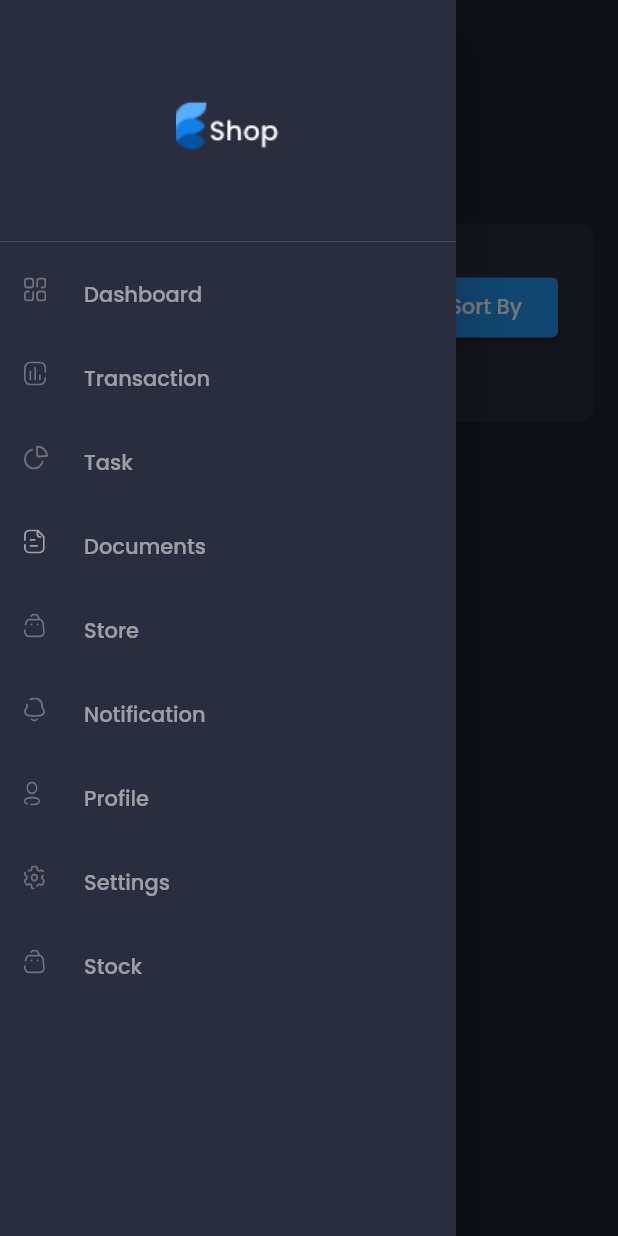
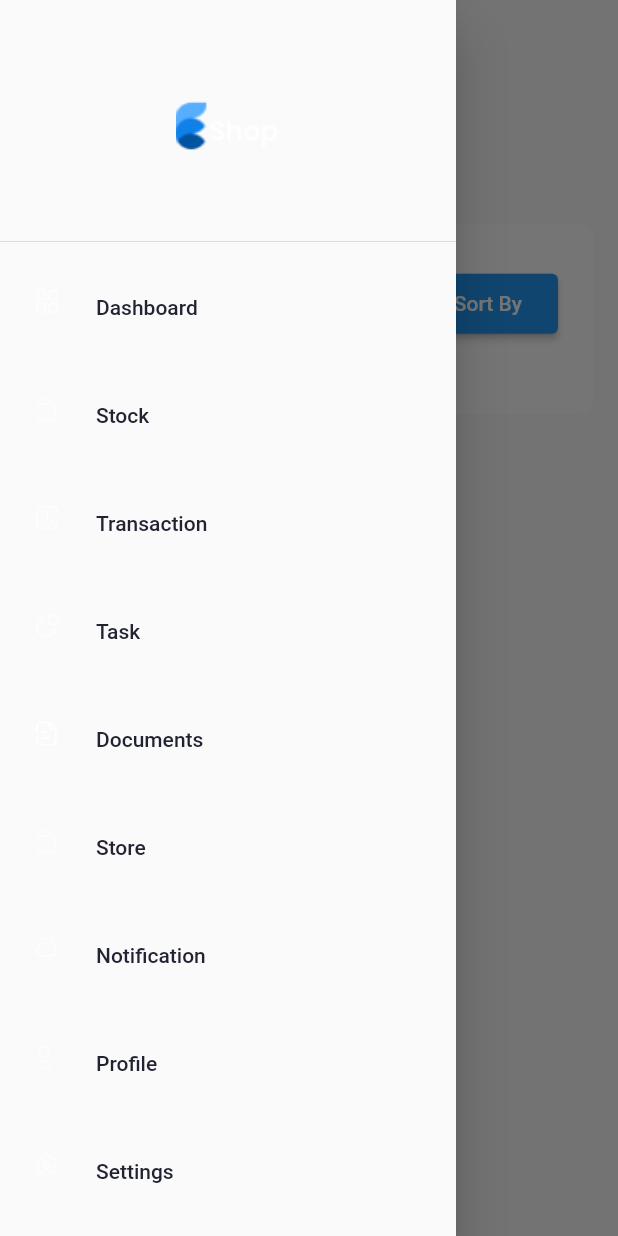
Before and after one commit to Roman-Karki/omnath-agritech-roman, a Flutter app: the screen it shows after launch, in the side drawer, after a tap on "Stock", on a phone screen of 412 x 824 dp. Run offline on Flutter 3.47's test engine with Material 2 defaults, Android fonts, the light colour scheme and no system bars; our stand-ins replace cloud_firestore, data_table_2, firebase_core, firebase_storage, fl_chart, flutter_svg and 3 more; accounts and stored records are empty; project files that could hold a hidden picture were left out.

Commit message:
color changed | linting removed : som

```diff
--- a/analysis_options.yaml
+++ /dev/null
@@ -1,29 +0,0 @@
-# This file configures the analyzer, which statically analyzes Dart code to
-# check for errors, warnings, and lints.
-#
-# The issues identified by the analyzer are surfaced in the UI of Dart-enabled
-# IDEs (https://dart.dev/tools#ides-and-editors). The analyzer can also be
-# invoked from the command line by running `flutter analyze`.
-
-# The following line activates a set of recommended lints for Flutter apps,
-# packages, and plugins designed to encourage good coding practices.
-include: package:flutter_lints/flutter.yaml
-
-linter:
-  # The lint rules applied to this project can be customized in the
-  # section below to disable rules from the `package:flutter_lints/flutter.yaml`
-  # included above or to enable additional rules. A list of all available lints
-  # and their documentation is published at
-  # https://dart-lang.github.io/linter/lints/index.html.
-  #
-  # Instead of disabling a lint rule for the entire project in the
-  # section below, it can also be suppressed for a single line of code
-  # or a specific dart file by using the `// ignore: name_of_lint` and
-  # `// ignore_for_file: name_of_lint` syntax on the line or in the file
-  # producing the lint.
-  rules:
-    # avoid_print: false  # Uncomment to disable the `avoid_print` rule
-    # prefer_single_quotes: true  # Uncomment to enable the `prefer_single_quotes` rule
-
-# Additional information about this file can be found at
-# https://dart.dev/guides/language/analysis-options
--- a/lib/constants.dart
+++ b/lib/constants.dart
@@ -1,7 +1,9 @@
 import 'package:flutter/material.dart';
 
 const primaryColor = Color(0xFF2697FF);
-const secondaryColor = Color(0xFF2A2D3E);
-const bgColor = Color(0xFF212332);
+const secondaryColor = Colors.white;
+const bgColor =Colors.white;
+const blue = Color(0xFF212332);
+
 
 const defaultPadding = 16.0;
--- a/lib/main.dart
+++ b/lib/main.dart
@@ -21,12 +21,7 @@ class MyApp extends StatelessWidget {
     return MaterialApp(
       debugShowCheckedModeBanner: false,
       title: 'Flutter Admin Panel',
-      theme: ThemeData.dark().copyWith(
-        scaffoldBackgroundColor: bgColor,
-        textTheme: GoogleFonts.poppinsTextTheme(Theme.of(context).textTheme)
-            .apply(bodyColor: Colors.white),
-        canvasColor: secondaryColor,
-      ),
+
       home: MultiProvider(
         providers: [
           ChangeNotifierProvider(
--- a/lib/screens/main/components/side_menu.dart
+++ b/lib/screens/main/components/side_menu.dart
@@ -2,6 +2,7 @@ import 'package:flutter/material.dart';
 import 'package:flutter_svg/flutter_svg.dart';
 import 'package:firebase_core/firebase_core.dart';
 import 'package:cloud_firestore/cloud_firestore.dart';
+import 'package:omnath_agritech_web/constants.dart';
 import 'dart:async';
 import 'package:provider/provider.dart';
 import '../providers/tabs_provider.dart';
@@ -57,6 +58,13 @@ class _SideMenuState extends State<SideMenu> {
             },
           ),
            DrawerListTile(
+            title: "Stock",
+            svgSrc: "assets/icons/menu_store.svg",
+            press: () {
+              provider.switchtabs(1);
+            },
+          ),
+          DrawerListTile(
             title: "Transaction",
             svgSrc: "assets/icons/menu_tran.svg",
             press: () {},
@@ -91,13 +99,7 @@ class _SideMenuState extends State<SideMenu> {
             svgSrc: "assets/icons/menu_setting.svg",
             press: () {},
           ),
-          DrawerListTile(
-            title: "Stock",
-            svgSrc: "assets/icons/menu_store.svg",
-            press: () {
-              provider.switchtabs(1);
-            },
-          ),
+
         ],
       ),
     );
@@ -118,17 +120,22 @@ class DrawerListTile extends StatelessWidget {
 
   @override
   Widget build(BuildContext context) {
-    return ListTile(
+    return Padding(
+      padding: const EdgeInsets.all(8.0),
+      child: ListTile(
+
         onTap: press,
+
         horizontalTitleGap: 0.0,
         leading: SvgPicture.asset(
           svgSrc,
-        color: Colors.white54,
+          color: Colors.white,
           height: 16,
         ),
         title: Text(
           title,
-        style: TextStyle(color: Colors.white54),
+          style: TextStyle(color:blue),
+        ),
       ),
     );
   }
--- a/pubspec.yaml
+++ b/pubspec.yaml
@@ -18,7 +18,7 @@ publish_to: 'none' # Remove this line if you wish to publish to pub.dev
 version: 1.0.0+1
 
 environment:
-  sdk: ">=2.17.1 <3.0.0"
+  sdk: ">=2.13.1 <3.0.0"
 
 # Dependencies specify other packages that your package needs in order to work.
 # To automatically upgrade your package dependencies to the latest versions
@@ -56,7 +56,6 @@ dev_dependencies:
   # activated in the `analysis_options.yaml` file located at the root of your
   # package. See that file for information about deactivating specific lint
   # rules and activating additional ones.
-  flutter_lints: ^2.0.0
 
 # For information on the generic Dart part of this file, see the
 # following page: https://dart.dev/tools/pub/pubspec
```
Also changed, not shown: pubspec.lock. Lines whose indentation alone changed are shown as unchanged.
